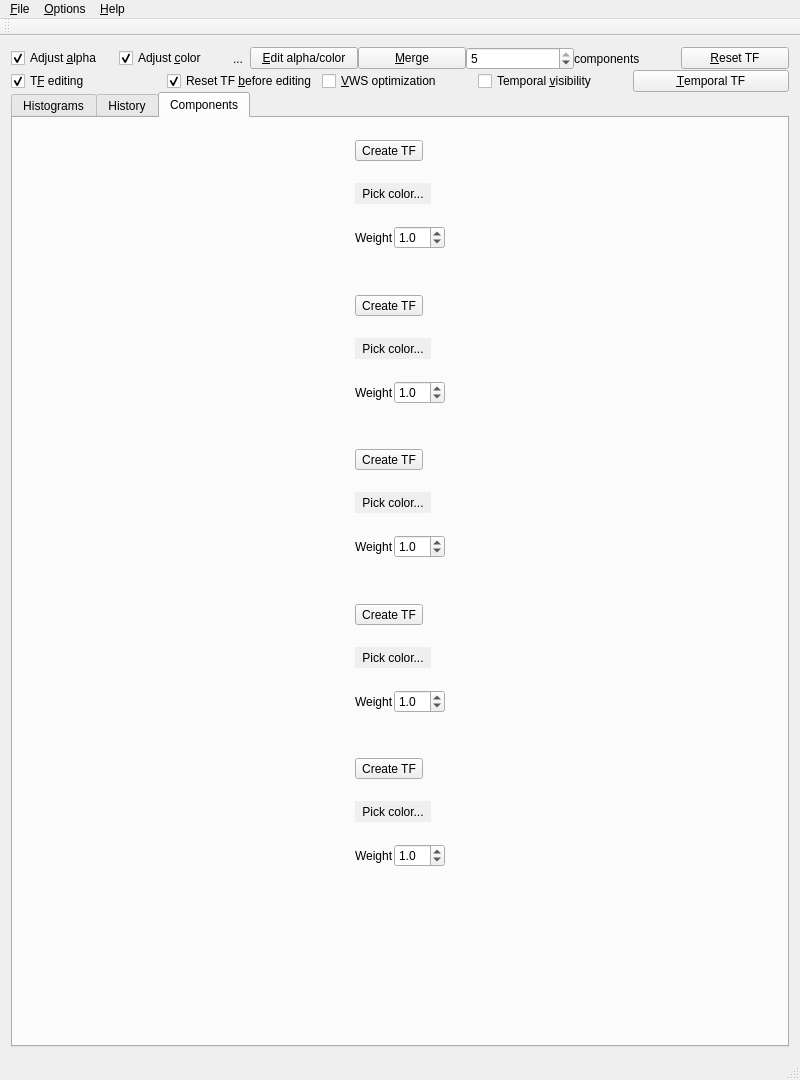
Old version of the form QtCuda/mainwindow.ui in the repository luosz/cuda-visibility.
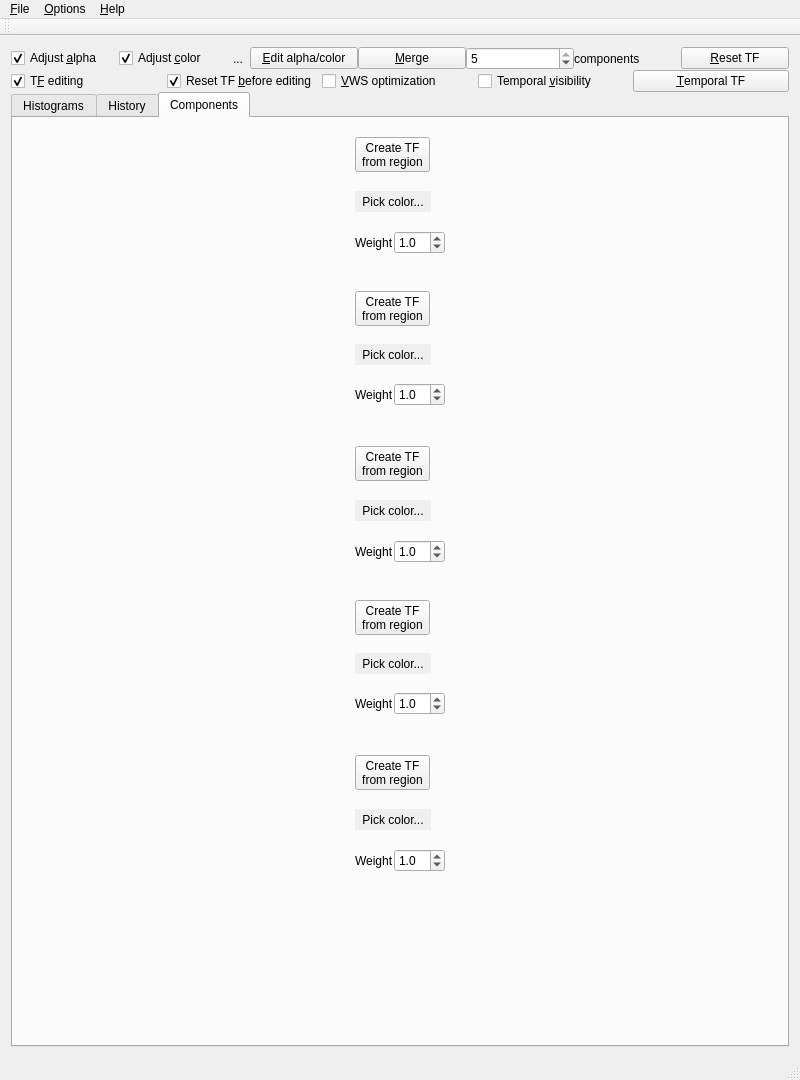
New version of the form.

Patch:
```diff
--- a/QtCuda/mainwindow.ui
+++ b/QtCuda/mainwindow.ui
@@ -431,7 +431,8 @@
                 <item row="0" column="0">
                  <widget class="QToolButton" name="toolButton_5">
                   <property name="text">
-                   <string>Create TF</string>
+                   <string>Create TF
+from region</string>
                   </property>
                  </widget>
                 </item>
@@ -528,7 +529,8 @@
                 <item row="0" column="0">
                  <widget class="QToolButton" name="toolButton_6">
                   <property name="text">
-                   <string>Create TF</string>
+                   <string>Create TF
+from region</string>
                   </property>
                  </widget>
                 </item>
@@ -563,7 +565,8 @@
                 <item row="0" column="0">
                  <widget class="QToolButton" name="toolButton_7">
                   <property name="text">
-                   <string>Create TF</string>
+                   <string>Create TF
+from region</string>
                   </property>
                  </widget>
                 </item>
@@ -656,7 +659,8 @@
                 <item row="0" column="0">
                  <widget class="QToolButton" name="toolButton_10">
                   <property name="text">
-                   <string>Create TF</string>
+                   <string>Create TF
+from region</string>
                   </property>
                  </widget>
                 </item>
@@ -740,7 +744,8 @@
                 <item row="0" column="0">
                  <widget class="QToolButton" name="toolButton_11">
                   <property name="text">
-                   <string>Create TF</string>
+                   <string>Create TF
+from region</string>
                   </property>
                  </widget>
                 </item>
```
Left out of the diff: 8 changed lines with no effect on the pictures.
